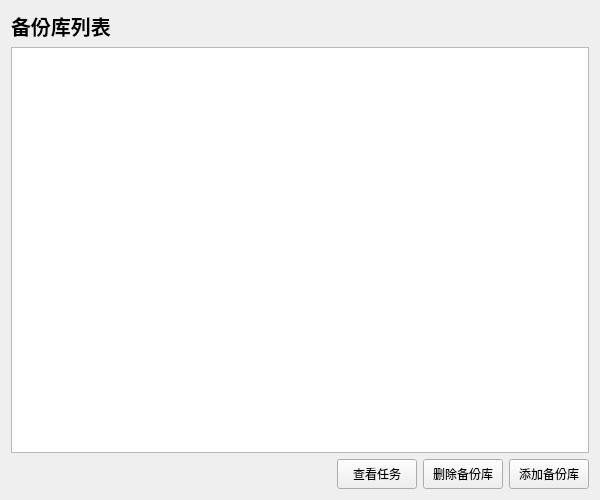
Old version of the form RemoteBackUpSystem/LibraryList.ui in the repository THIRTEEN713/RemoteBackUpSystem.
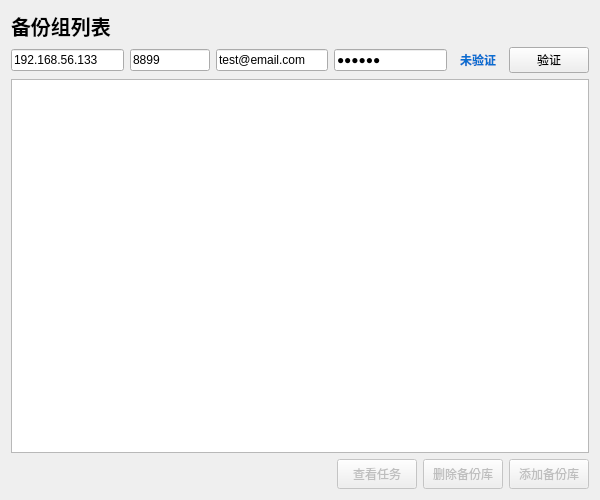
New version of the form.

What changed in the file:
```diff
--- a/RemoteBackUpSystem/LibraryList.ui
+++ b/RemoteBackUpSystem/LibraryList.ui
@@ -35,10 +35,106 @@
       </font>
      </property>
      <property name="text">
-      <string>备份库列表</string>
+      <string>备份组列表</string>
      </property>
     </widget>
    </item>
+   <item>
+    <layout class="QHBoxLayout" name="InforLayout">
+     <item>
+      <widget class="QLineEdit" name="Address">
+       <property name="maximumSize">
+        <size>
+         <width>120</width>
+         <height>16777215</height>
+        </size>
+       </property>
+       <property name="text">
+        <string>192.168.56.133</string>
+       </property>
+       <property name="placeholderText">
+        <string>服务器IP地址</string>
+       </property>
+      </widget>
+     </item>
+     <item>
+      <widget class="QLineEdit" name="Port">
+       <property name="maximumSize">
+        <size>
+         <width>80</width>
+         <height>16777215</height>
+        </size>
+       </property>
+       <property name="text">
+        <string>8899</string>
+       </property>
+       <property name="placeholderText">
+        <string>端口号</string>
+       </property>
+      </widget>
+     </item>
+     <item>
+      <widget class="QLineEdit" name="Name">
+       <property name="text">
+        <string>test@email.com</string>
+       </property>
+       <property name="placeholderText">
+        <string>用户名</string>
+       </property>
+      </widget>
+     </item>
+     <item>
+      <widget class="QLineEdit" name="Password">
+       <property name="text">
+        <string>123456</string>
+       </property>
+       <property name="echoMode">
+        <enum>QLineEdit::EchoMode::Password</enum>
+       </property>
+       <property name="placeholderText">
+        <string>口令</string>
+       </property>
+      </widget>
+     </item>
+     <item>
+      <widget class="QLabel" name="Status">
+       <property name="minimumSize">
+        <size>
+         <width>50</width>
+         <height>0</height>
+        </size>
+       </property>
+       <property name="maximumSize">
+        <size>
+         <width>50</width>
+         <height>16777215</height>
+        </size>
+       </property>
+       <property name="font">
+        <font>
+         <bold>true</bold>
+        </font>
+       </property>
+       <property name="styleSheet">
+        <string notr="true">color: rgb(8, 111, 208);</string>
+       </property>
+       <property name="text">
+        <string>未验证</string>
+       </property>
+       <property name="alignment">
+        <set>Qt::AlignmentFlag::AlignCenter</set>
+       </property>
+      </widget>
+     </item>
+     <item>
+      <widget class="QPushButton" name="Check">
+       <property name="text">
+        <string>验证</string>
+       </property>
+      </widget>
+     </item>
+    </layout>
+   </item>
    <item>
     <widget class="QListWidget" name="List"/>
    </item>
@@ -59,6 +155,9 @@
      </item>
      <item>
       <widget class="QPushButton" name="ShowTasks">
+       <property name="enabled">
+        <bool>false</bool>
+       </property>
        <property name="minimumSize">
         <size>
          <width>0</width>
@@ -78,6 +177,9 @@
      </item>
      <item>
       <widget class="QPushButton" name="DeleteLib">
+       <property name="enabled">
+        <bool>false</bool>
+       </property>
        <property name="minimumSize">
         <size>
          <width>0</width>
@@ -97,6 +199,9 @@
      </item>
      <item>
       <widget class="QPushButton" name="AppedLib">
+       <property name="enabled">
+        <bool>false</bool>
+       </property>
        <property name="minimumSize">
         <size>
          <width>0</width>
```
